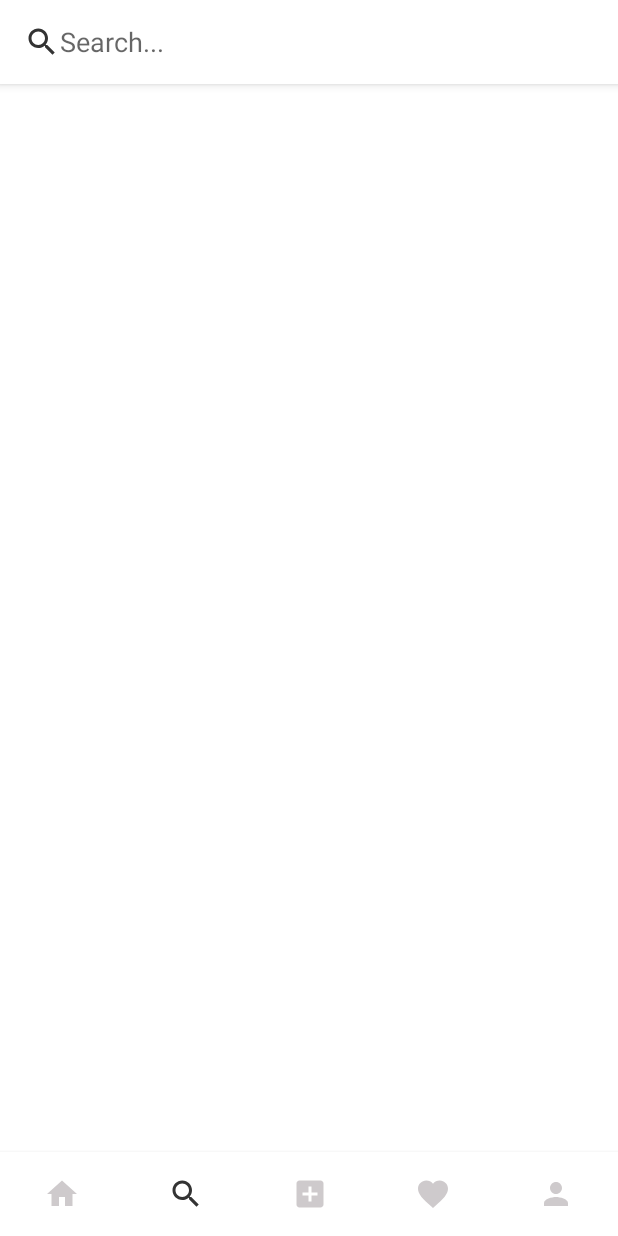
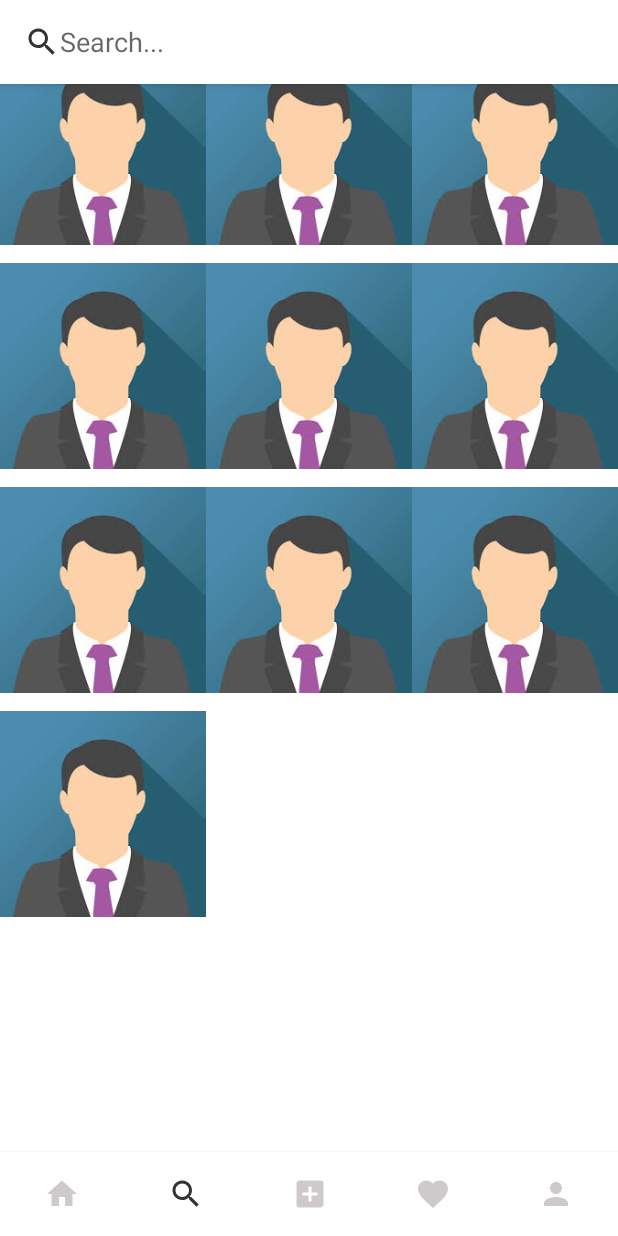
Before and after one commit to Tran-Nguyen-Anh-Trinh/project-mobile-android-social-network-app, an Android app: the screen it shows after launch once a user with an empty profile is signed in (MainActivity), item 2 of the bottom bar chosen, on a phone screen of 412 x 824 dp. Run offline under Robolectric (Android 15) with nearby library versions, the phone set to English and light mode, and no system bars; our stand-ins replace CircleImageView, Firebase (no records; nobody signed in at launch, a user with empty details on screens opened directly), Picasso; pictures from the network do not load.

Commit message:
ui search basic

```diff
--- a/app/src/main/java/com/midterm/cloneinstagram/Fragment/SearchFragment.java
+++ b/app/src/main/java/com/midterm/cloneinstagram/Fragment/SearchFragment.java
@@ -7,9 +7,11 @@ import android.view.LayoutInflater;
 import android.view.View;
 import android.view.ViewGroup;
 import android.widget.EditText;
+import android.widget.TextView;
 
 import androidx.annotation.NonNull;
 import androidx.fragment.app.Fragment;
+import androidx.recyclerview.widget.GridLayoutManager;
 import androidx.recyclerview.widget.LinearLayoutManager;
 import androidx.recyclerview.widget.RecyclerView;
 
@@ -21,7 +23,9 @@ import com.google.firebase.database.DatabaseReference;
 import com.google.firebase.database.FirebaseDatabase;
 import com.google.firebase.database.Query;
 import com.google.firebase.database.ValueEventListener;
+import com.midterm.cloneinstagram.PostedAdapter;
 import com.midterm.cloneinstagram.R;
+import com.midterm.cloneinstagram.SearchAdapter;
 import com.midterm.cloneinstagram.UserAdapter;
 import com.midterm.cloneinstagram.Users;
 
@@ -31,34 +35,41 @@ import java.util.List;
 
 public class SearchFragment extends Fragment {
 
-    RecyclerView recyclerView;
+    RecyclerView recyclerView, recycleViewSearch;
     UserAdapter userAdapter;
     List<Users> mUsers;
     EditText searchbar;
-    @Override
+    private SearchAdapter searchAdapter;
+    private List<String> list;
+
     public View onCreateView(LayoutInflater inflater, ViewGroup container,
                              Bundle savedInstanceState) {
         View view = inflater.inflate(R.layout.fragment_search, container, false);
         recyclerView = view.findViewById(R.id.recycle_view);
-
         recyclerView.setHasFixedSize(true);
-        recyclerView.setLayoutManager(new LinearLayoutManager(getContext()));
+        recyclerView.setLayoutManager(new GridLayoutManager(getContext(),3));
         searchbar = view.findViewById(R.id.search_bar);
         mUsers = new ArrayList<>();
         userAdapter = new UserAdapter(getContext(), mUsers);
         recyclerView.setAdapter(userAdapter);
         readUser();
+
+
+        recycleViewSearch = view.findViewById((R.id.recycle_view_search));
+        recycleViewSearch.setLayoutManager(new GridLayoutManager(getContext(), 3));
+        list = new ArrayList<String>();
+        searchAdapter = new SearchAdapter(getContext(), list);
+        recycleViewSearch.setAdapter(searchAdapter);
         searchbar.addTextChangedListener(new TextWatcher() {
+
             @Override
             public void beforeTextChanged(CharSequence charSequence, int i, int i1, int i2) {
 
             }
-
             @Override
             public void onTextChanged(CharSequence charSequence, int i, int i1, int i2) {
                 searchUser(charSequence.toString().toLowerCase());
             }
-
             @Override
             public void afterTextChanged(Editable editable) {
 
@@ -88,6 +99,7 @@ public class SearchFragment extends Fragment {
     void readUser(){
         DatabaseReference reference = FirebaseDatabase.getInstance().getReference("User");
         reference.addValueEventListener(new ValueEventListener() {
+
             @Override
             public void onDataChange(@NonNull DataSnapshot snapshot) {
                 if (searchbar.getText().toString().equals("")){
--- /dev/null
+++ b/app/src/main/java/com/midterm/cloneinstagram/SearchAdapter.java
@@ -0,0 +1,56 @@
+package com.midterm.cloneinstagram;
+import android.content.Context;
+import android.os.Bundle;
+import android.util.Log;
+import android.view.LayoutInflater;
+import android.view.View;
+import android.view.ViewGroup;
+import android.widget.Filter;
+import android.widget.ImageView;
+import android.widget.LinearLayout;
+import android.widget.TextView;
+import androidx.annotation.NonNull;
+import androidx.recyclerview.widget.RecyclerView;
+
+import com.squareup.picasso.Picasso;
+import java.util.ArrayList;
+import java.util.List;
+
+import de.hdodenhof.circleimageview.CircleImageView;
+
+public class SearchAdapter extends RecyclerView.Adapter<SearchAdapter.ViewHolder>{
+    private Context mContext;
+    private List<String> listImage;
+
+    public SearchAdapter(Context mContext, List<String> listImage) {
+        this.mContext = mContext;
+        this.listImage = listImage;
+    }
+    @NonNull
+    @Override
+    public SearchAdapter.ViewHolder onCreateViewHolder(@NonNull ViewGroup parent, int viewType) {
+        View view = LayoutInflater.from(mContext).inflate(R.layout.fragment_search_item, parent, false);
+        return new SearchAdapter.ViewHolder(view);
+    }
+
+    @Override
+    public void onBindViewHolder(@NonNull ViewHolder holder, int position) {
+
+    }
+
+
+    @Override
+    public int getItemCount() {
+        return 10;
+    }
+
+    public class ViewHolder extends RecyclerView.ViewHolder{
+
+        private ImageView imageView;
+        public ViewHolder(@NonNull View itemView) {
+            super(itemView);
+            imageView = itemView.findViewById(R.id.image_seach);
+
+        }
+    }
+}
--- /dev/null
+++ b/app/src/main/res/drawable/ic_baseline_content_copy_24.xml
@@ -0,0 +1,5 @@
+<vector android:height="24dp" android:tint="#FDFBFB"
+    android:viewportHeight="24" android:viewportWidth="24"
+    android:width="24dp" xmlns:android="http://schemas.android.com/apk/res/android">
+    <path android:fillColor="@android:color/white" android:pathData="M16,1L4,1c-1.1,0 -2,0.9 -2,2v14h2L4,3h12L16,1zM19,5L8,5c-1.1,0 -2,0.9 -2,2v14c0,1.1 0.9,2 2,2h11c1.1,0 2,-0.9 2,-2L21,7c0,-1.1 -0.9,-2 -2,-2zM19,21L8,21L8,7h11v14z"/>
+</vector>
--- a/app/src/main/res/layout/fragment_search.xml
+++ b/app/src/main/res/layout/fragment_search.xml
@@ -29,11 +29,23 @@
         android:layout_marginLeft="10dp"/>
     </androidx.appcompat.widget.Toolbar>
     </com.google.android.material.appbar.AppBarLayout>
-
+<LinearLayout
+    android:layout_width="match_parent"
+    android:layout_height="wrap_content"
+    android:orientation="vertical">
     <androidx.recyclerview.widget.RecyclerView
+        android:id="@+id/recycle_view"
         android:layout_width="match_parent"
         android:layout_height="wrap_content"
-        android:layout_below="@+id/bar"
-        android:id="@+id/recycle_view"/>
-
+        android:layout_below="@+id/bar" />
+    <Space
+        android:layout_width="match_parent"
+        android:layout_height="20dp">
+    </Space>
+    <androidx.recyclerview.widget.RecyclerView
+        android:id="@+id/recycle_view_search"
+        android:layout_width="match_parent"
+        android:layout_height="wrap_content"
+        android:layout_below="@+id/bar" />
+</LinearLayout>
 </RelativeLayout>
--- /dev/null
+++ b/app/src/main/res/layout/fragment_search_item.xml
@@ -0,0 +1,13 @@
+<?xml version="1.0" encoding="utf-8"?>
+<LinearLayout xmlns:android="http://schemas.android.com/apk/res/android"
+    android:layout_width="wrap_content"
+    android:layout_height="wrap_content"
+    android:orientation="horizontal">
+    <ImageView
+        android:id="@+id/image_seach"
+        android:layout_width="wrap_content"
+        android:layout_height="wrap_content"
+        android:src="@drawable/avatar"
+        ></ImageView>
+
+</LinearLayout>
```
Also changed, not shown: app/src/main/res/drawable-hdpi/avatar.jpg (added).
